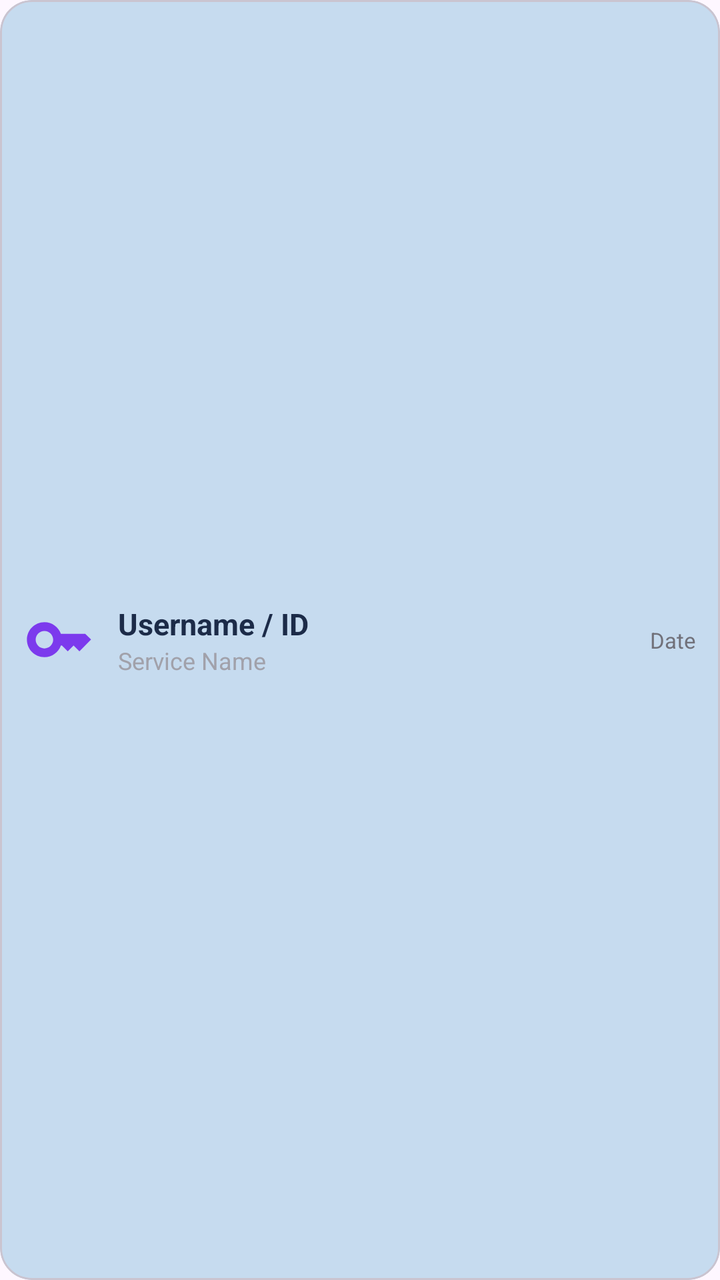
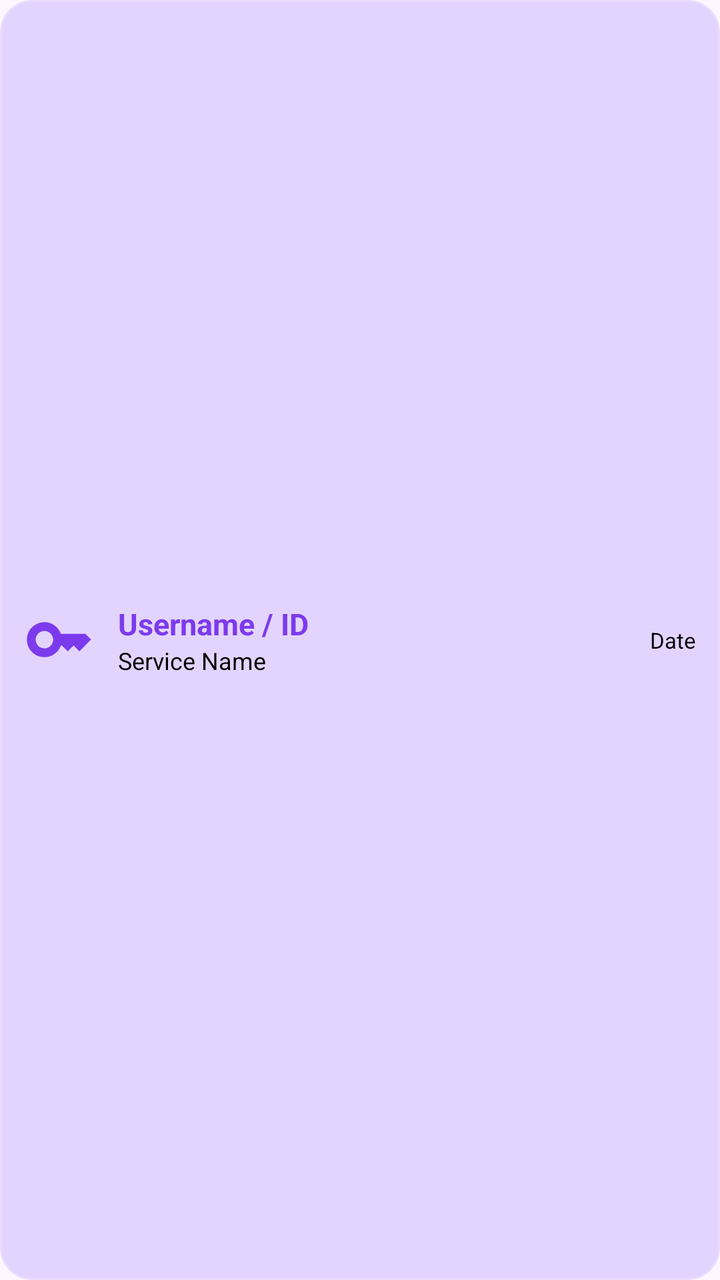

Compare the two renders of this Android layout. The source of the first and the diff that turns it into the second are given below.
<!-- AndroidManifest.xml: application theme Theme.WhiteVault -->
<!-- res/layout/item_password.xml -->
<?xml version="1.0" encoding="utf-8"?>
<com.google.android.material.card.MaterialCardView
    xmlns:android="http://schemas.android.com/apk/res/android"
    xmlns:app="http://schemas.android.com/apk/res-auto"
    android:id="@+id/password_card"
    android:layout_width="match_parent"
    android:layout_height="70dp"
    android:layout_marginBottom="8dp"
    android:clickable="true"
    android:focusable="true"
    app:cardCornerRadius="16dp"
    app:cardElevation="0dp"
    app:strokeWidth="1dp"
    style="@style/ITEM_PASSWORD">

    <LinearLayout
        android:layout_width="match_parent"
        android:layout_height="match_parent"
        android:orientation="horizontal"
        android:gravity="center_vertical"
        android:paddingStart="12dp"
        android:paddingEnd="12dp">

        
        <ImageView
            android:id="@+id/password_icon"
            android:layout_width="35dp"
            android:layout_height="35dp"
            android:scaleType="fitCenter"
            android:src="@drawable/icon_key"
            style="@style/ITEM_PASSWORD"/>

        
        <LinearLayout
            android:layout_width="0dp"
            android:layout_height="wrap_content"
            android:layout_weight="1"
            android:layout_marginStart="12dp"
            android:orientation="vertical">

            <TextView
                android:id="@+id/password_id"
                android:layout_width="wrap_content"
                android:layout_height="wrap_content"
                android:text="Username / ID"
                android:textSize="15sp"
                android:textStyle="bold"
                android:maxLines="1"
                android:ellipsize="end"
                style="@style/ITEM_PASSWORD"/>

            <TextView
                android:id="@+id/password_service"
                android:layout_width="wrap_content"
                android:layout_height="wrap_content"
                android:text="Service Name"
                android:textColor="#A1A1AA"
                android:textSize="12sp"
                android:maxLines="1"
                android:ellipsize="end" />

        </LinearLayout>

        
        <TextView
            android:id="@+id/password_date"
            android:layout_width="wrap_content"
            android:layout_height="wrap_content"
            android:text="Date"
            android:textColor="#71717A"
            android:textSize="11sp" />

    </LinearLayout>

</com.google.android.material.card.MaterialCardView>
<!-- resources referenced by this layout -->
<resources>
  <!-- drawable icon_key (drawable) -->
  <vector xmlns:android="http://schemas.android.com/apk/res/android" android:height="24dp" android:tint="#000000" android:viewportHeight="24" android:viewportWidth="24" android:width="24dp">
        
      <path android:fillColor="@android:color/white" android:pathData="M21,10h-8.35C11.83,7.67 9.61,6 7,6c-3.31,0 -6,2.69 -6,6s2.69,6 6,6c2.61,0 4.83,-1.67 5.65,-4H13l2,2l2,-2l2,2l4,-4.04L21,10zM7,15c-1.65,0 -3,-1.35 -3,-3c0,-1.65 1.35,-3 3,-3s3,1.35 3,3C10,13.65 8.65,15 7,15z"/>
      
  </vector>
  <style name="ITEM_PASSWORD">
          <item name="cardBackgroundColor">@color/card</item>
          <item name="tint">@color/primary</item>
          <item name="android:textColor">@color/text</item>
      </style>
  <style name="Theme.WhiteVault" parent="Base.Theme.WhiteVault" />
  <color name="card">#C6DBEF</color>
  <color name="primary">#7C3AED</color>
  <color name="text">#1C2B48</color>
  <style name="Base.Theme.WhiteVault" parent="Theme.Material3.DayNight.NoActionBar">
          
          
      </style>
</resources>

<!-- the commit's change to res/layout/item_password.xml (unified diff, before → after) -->
@@ -11,7 +11,7 @@
     app:cardCornerRadius="16dp"
     app:cardElevation="0dp"
     app:strokeWidth="1dp"
-    style="@style/ITEM_PASSWORD">
+    style="@style/CARD">
 
     <LinearLayout
         android:layout_width="match_parent"
@@ -28,7 +28,7 @@
             android:layout_height="35dp"
             android:scaleType="fitCenter"
             android:src="@drawable/icon_key"
-            style="@style/ITEM_PASSWORD"/>
+            app:tint="@color/primary"/>
 
         
         <LinearLayout
@@ -47,17 +47,17 @@
                 android:textStyle="bold"
                 android:maxLines="1"
                 android:ellipsize="end"
-                style="@style/ITEM_PASSWORD"/>
+                android:textColor="@color/primary"/>
 
             <TextView
                 android:id="@+id/password_service"
                 android:layout_width="wrap_content"
                 android:layout_height="wrap_content"
                 android:text="Service Name"
-                android:textColor="#A1A1AA"
                 android:textSize="12sp"
                 android:maxLines="1"
-                android:ellipsize="end" />
+                android:ellipsize="end"
+                style="@style/TEXT"/>
 
         </LinearLayout>
 
@@ -67,8 +67,8 @@
             android:layout_width="wrap_content"
             android:layout_height="wrap_content"
             android:text="Date"
-            android:textColor="#71717A"
-            android:textSize="11sp" />
+            android:textSize="11sp"
+            style="@style/TEXT"/>
 
     </LinearLayout>
 
<!-- resource entries referenced after the edit -->
@@ -6,15 +6,16 @@
       <path android:fillColor="@android:color/white" android:pathData="M21,10h-8.35C11.83,7.67 9.61,6 7,6c-3.31,0 -6,2.69 -6,6s2.69,6 6,6c2.61,0 4.83,-1.67 5.65,-4H13l2,2l2,-2l2,2l4,-4.04L21,10zM7,15c-1.65,0 -3,-1.35 -3,-3c0,-1.65 1.35,-3 3,-3s3,1.35 3,3C10,13.65 8.65,15 7,15z"/>
       
   </vector>
-  <style name="ITEM_PASSWORD">
-          <item name="cardBackgroundColor">@color/card</item>
-          <item name="tint">@color/primary</item>
-          <item name="android:textColor">@color/text</item>
+  <style name="CARD">
+          <item name="cardBackgroundColor">#E3D4FF</item>
+          <item name="strokeColor">#30FFFFFF</item>
+      </style>
+  <style name="TEXT">
+          <item name="android:textColor">@color/black</item>
       </style>
   <style name="Theme.WhiteVault" parent="Base.Theme.WhiteVault" />
-  <color name="card">#C6DBEF</color>
+  <color name="black">#FF000000</color>
   <color name="primary">#7C3AED</color>
-  <color name="text">#1C2B48</color>
   <style name="Base.Theme.WhiteVault" parent="Theme.Material3.DayNight.NoActionBar">
           
           
